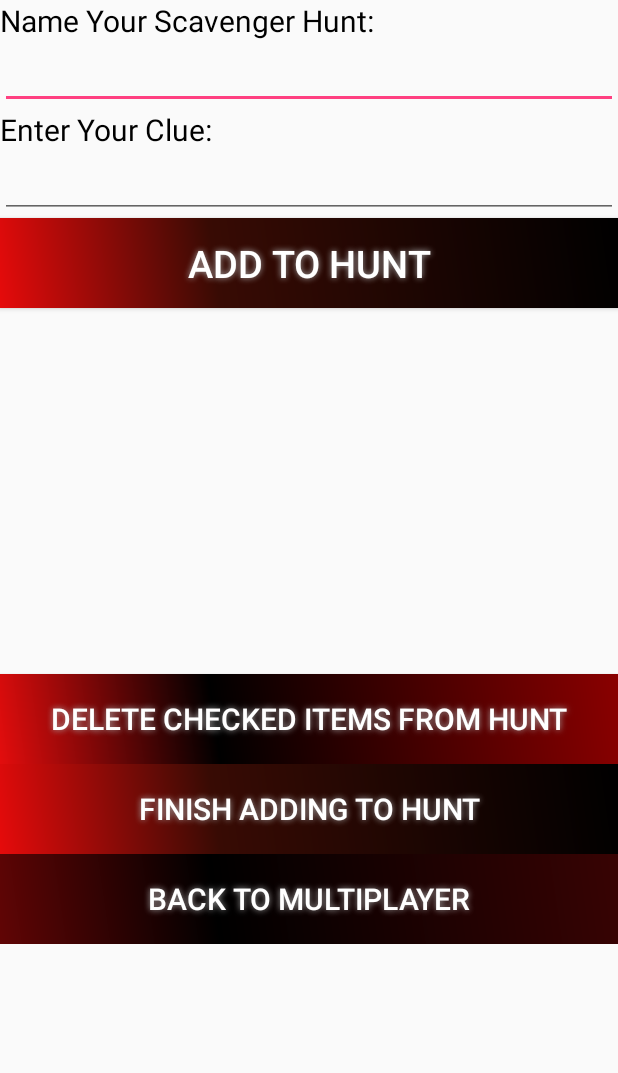
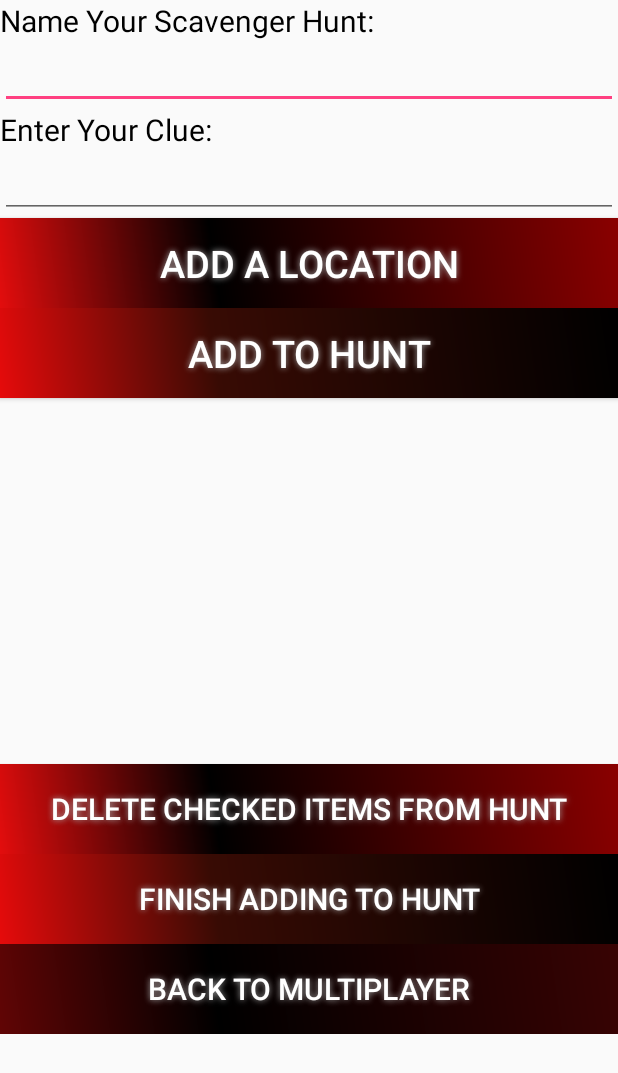
Before and after one commit to glynnja/TheHunt, an Android app: the mEasy screen opened directly, with no data from a screen before it, on a phone screen of 412 x 824 dp. Shown: the top 1073 px of the screen. Run offline under Robolectric (Android 15) with nearby library versions, the phone set to English and light mode, and no system bars.

Commit message:
google maps being added

```diff
--- a/app/src/main/java/com/example/jacksonglynn/thehunt3/mEasy.java
+++ b/app/src/main/java/com/example/jacksonglynn/thehunt3/mEasy.java
@@ -39,7 +39,7 @@ public class mEasy extends Multiplayer {
 
 
     /*Creates the buttons on the main screen */
-    private Button add, finish, back, delete;
+    private Button add, finish, back, delete, map;
 
     /*Creates the EditText shown in the xml*/
     private EditText enter, name;
@@ -87,6 +87,9 @@ public class mEasy extends Multiplayer {
 
         //creates the add button and links it to the correct button in the class
         add = (Button) findViewById(R.id.add);
+
+        //creates the location button and links it to the correct button in the class
+        map = (Button) findViewById(R.id.map);
 
         //creates the delete button and links it to the correct button in the class
         delete = (Button) findViewById(R.id.delete);
@@ -218,7 +221,7 @@ public class mEasy extends Multiplayer {
 
 
             /***************************************************************************************
-             * tells the back button to go back to the easy class
+             * tells the add button to add the text to the arrays
              *
              * @param v - the button when clicked
              **************************************************************************************/
@@ -248,7 +251,7 @@ public class mEasy extends Multiplayer {
 
 
             /***************************************************************************************
-             * tells the back button to go back to the finishedEasy class
+             * tells the back button to go to the mCreated.class
              *
              * @param v - the button when clicked
              **************************************************************************************/
@@ -307,7 +310,7 @@ public class mEasy extends Multiplayer {
 
 
             /***************************************************************************************
-             * tells the back button to go back to the local class
+             * tells the back button to go back to the Multiplayer.class
              *
              * @param v - the button when clicked
              **************************************************************************************/
@@ -319,5 +322,25 @@ public class mEasy extends Multiplayer {
             }
         });
 
+
+        /*******************************************************************************************
+         * Creates the button listener for location button. This tells the buttons what to do when
+         * it is clicked.
+         ******************************************************************************************/
+        map.setOnClickListener(new View.OnClickListener() {
+
+
+            /***************************************************************************************
+             * tells the back button to go to the Multiplayer2.class
+             *
+             * @param v - the button when clicked
+             **************************************************************************************/
+            @Override
+            public void onClick(View v) {
+                Intent intent = new Intent(getApplicationContext(), Multiplayer2.class);
+                startActivity(intent);
+            }
+        });
+
     }
 }
--- a/app/src/main/res/layout/m_easy.xml
+++ b/app/src/main/res/layout/m_easy.xml
@@ -41,6 +41,20 @@
         android:ems="10"
         android:id="@+id/enter"
         android:layout_weight="0.00" />
+
+    <Button
+        android:text="Add A Location"
+        android:textColor="#FFFFFF"
+        android:textSize="25sp"
+        android:layout_width="match_parent"
+        android:layout_height="wrap_content"
+        android:id="@+id/map"
+        android:layout_weight="0.01"
+        android:background="@drawable/buttonshape3"
+        android:shadowColor="#A8A8A8"
+        android:shadowDx="0"
+        android:shadowDy="0"
+        android:shadowRadius="5"/>
 
     <Button
         android:text="Add To Hunt"
```
Also changed, not shown: app/src/main/AndroidManifest.xml (+8 -8 lines), app/src/main/java/com/example/jacksonglynn/thehunt3/Easy.java (+26 -3 lines), app/src/main/res/layout/easy_screen.xml (+14 -0 lines).
